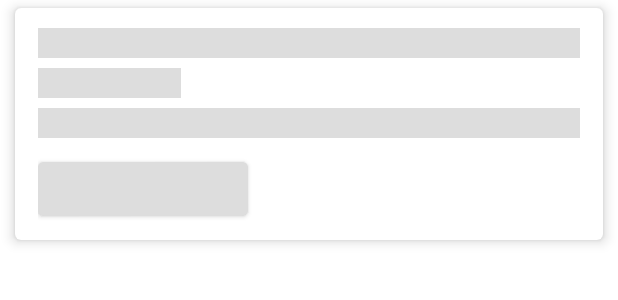
After one commit to Yash-Garg/HackerNews-KT, an Android app: the layout shimmer_loading.xml on its own in the app's theme, with its tools: preview values and no code run, on a phone screen of 412 x 824 dp. The commit adds this screen. Shown: the top 300 px of the screen. Run offline under Robolectric (Android 15) with nearby library versions, the phone set to English and light mode, and no system bars.

Commit message:
feat(ui): complete shimmer loading and add more screenshots

```diff
--- /dev/null
+++ b/app/src/main/res/layout/shimmer_loading.xml
@@ -0,0 +1,51 @@
+<?xml version="1.0" encoding="utf-8"?>
+<com.google.android.material.card.MaterialCardView xmlns:android="http://schemas.android.com/apk/res/android"
+    xmlns:app="http://schemas.android.com/apk/res-auto"
+    xmlns:tools="http://schemas.android.com/tools"
+    android:layout_width="match_parent"
+    android:layout_height="wrap_content"
+    android:layout_marginHorizontal="10dp"
+    android:layout_marginVertical="5dp"
+    app:cardElevation="5dp">
+
+    <com.facebook.shimmer.ShimmerFrameLayout
+        android:layout_width="match_parent"
+        android:layout_height="match_parent"
+        app:shimmer_duration="1500">
+
+        <LinearLayout
+            android:layout_width="match_parent"
+            android:layout_height="wrap_content"
+            android:orientation="vertical"
+            android:paddingHorizontal="15dp"
+            android:paddingTop="10dp">
+
+            <ImageView
+                android:layout_width="match_parent"
+                android:layout_height="20dp"
+                android:layout_marginVertical="3dp"
+                android:background="@color/shimmer_color"
+                tools:ignore="ContentDescription" />
+
+            <ImageView
+                android:layout_width="95dp"
+                android:layout_height="20dp"
+                android:layout_marginVertical="3dp"
+                android:background="@color/shimmer_color"
+                tools:ignore="ContentDescription" />
+
+            <ImageView
+                android:layout_width="match_parent"
+                android:layout_height="20dp"
+                android:layout_marginTop="3dp"
+                android:background="@color/shimmer_color"
+                tools:ignore="ContentDescription" />
+
+            <Button
+                android:layout_width="140dp"
+                android:layout_height="wrap_content"
+                android:backgroundTint="@color/shimmer_color"
+                android:layout_marginVertical="10dp" />
+        </LinearLayout>
+    </com.facebook.shimmer.ShimmerFrameLayout>
+</com.google.android.material.card.MaterialCardView>
--- a/app/src/main/res/values/colors.xml
+++ b/app/src/main/res/values/colors.xml
@@ -8,5 +8,6 @@
     <color name="black">#FF000000</color>
     <color name="white">#FFFFFFFF</color>
     <color name="purple">#9546C3</color>
+    <color name="shimmer_color">#DDDDDD</color>
     <color name="transparent">#00FFFFFF</color>
 </resources>
```
Also changed, not shown: app/src/main/java/hack/er/news/MainActivity.kt (+5 -2 lines), app/src/main/res/layout/activity_main.xml (+26 -6 lines), 5 other files.
